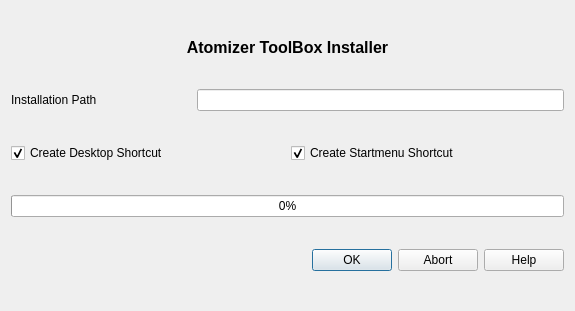
Old version of the form installer/installer.ui in the repository realize-1337/Atomizer-Toolbox.
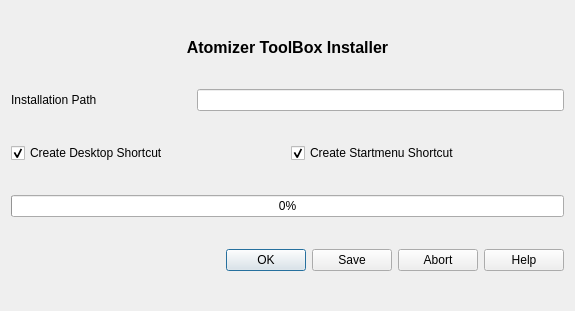
New version of the form.

Patch:
```diff
--- a/installer/installer.ui
+++ b/installer/installer.ui
@@ -20,7 +20,7 @@
       <enum>Qt::Horizontal</enum>
      </property>
      <property name="standardButtons">
-      <set>QDialogButtonBox::Abort|QDialogButtonBox::Help|QDialogButtonBox::Ok</set>
+      <set>QDialogButtonBox::Abort|QDialogButtonBox::Help|QDialogButtonBox::Ok|QDialogButtonBox::Save</set>
      </property>
     </widget>
    </item>
```
